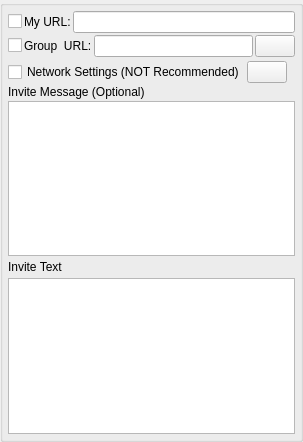
The window that nolimitgui/CommonSrc/Forms/AppletInviteCreate.ui (nolimitconnect/NoLimitConnect) describes before a commit, drawn with Qt 5.
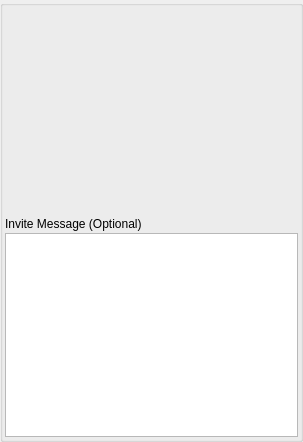
The same window after the commit. Custom widgets are drawn as their Qt base class.

Commit message: Work on Invite Create and Accept

```diff
--- a/nolimitgui/CommonSrc/Forms/AppletInviteCreate.ui
+++ b/nolimitgui/CommonSrc/Forms/AppletInviteCreate.ui
@@ -31,10 +31,7 @@
   <property name="windowTitle">
    <string>Create Invite</string>
   </property>
-  <layout class="QVBoxLayout" name="verticalLayout">
-   <property name="spacing">
-    <number>0</number>
-   </property>
+  <layout class="QGridLayout" name="gridLayout">
    <property name="leftMargin">
     <number>0</number>
    </property>
@@ -47,7 +44,10 @@
    <property name="bottomMargin">
     <number>0</number>
    </property>
-   <item>
+   <property name="spacing">
+    <number>0</number>
+   </property>
+   <item row="0" column="0">
     <widget class="QGroupBox" name="StyledDlgItemsBox">
      <property name="sizePolicy">
       <sizepolicy hsizetype="Expanding" vsizetype="Expanding">
@@ -69,116 +69,29 @@
        <number>2</number>
       </property>
       <property name="leftMargin">
-       <number>5</number>
+       <number>2</number>
       </property>
       <property name="topMargin">
-       <number>5</number>
+       <number>2</number>
       </property>
       <property name="rightMargin">
-       <number>5</number>
+       <number>2</number>
       </property>
       <property name="bottomMargin">
-       <number>5</number>
+       <number>2</number>
       </property>
       <item>
-       <layout class="QHBoxLayout" name="horizontalLayout_3">
-        <item>
-         <widget class="QCheckBox" name="m_MyUrlCheckBox">
-          <property name="text">
-           <string/>
-          </property>
-         </widget>
-        </item>
-        <item>
-         <widget class="QLabel" name="m_MyUrlLabel">
-          <property name="text">
-           <string>My URL:</string>
-          </property>
-         </widget>
-        </item>
-        <item>
-         <widget class="QLineEdit" name="m_MyUrlEdit">
-          <property name="enabled">
-           <bool>true</bool>
-          </property>
-         </widget>
-        </item>
-       </layout>
-      </item>
-      <item>
-       <layout class="QHBoxLayout" name="horizontalLayout_2">
-        <item>
-         <widget class="QCheckBox" name="m_GroupUrlCheckBox">
-          <property name="text">
-           <string/>
-          </property>
-         </widget>
-        </item>
-        <item>
-         <widget class="QLabel" name="m_GroupUrlLabel">
-          <property name="text">
-           <string>Group  URL:</string>
-          </property>
-         </widget>
-        </item>
-        <item>
-         <widget class="QLineEdit" name="m_GroupUrlEdit"/>
-        </item>
-        <item>
-         <widget class="VxPushButton" name="m_SelectGroupButton">
-          <property name="text">
-           <string/>
-          </property>
-         </widget>
-        </item>
-       </layout>
-      </item>
-      <item>
-       <spacer name="verticalSpacer">
-        <property name="orientation">
-         <enum>Qt::Orientation::Vertical</enum>
+       <widget class="InviteUrlWidget" name="m_InviteUrlWidget" native="true">
+        <property name="sizePolicy">
+         <sizepolicy hsizetype="Preferred" vsizetype="Expanding">
+          <horstretch>0</horstretch>
+          <verstretch>0</verstretch>
+         </sizepolicy>
         </property>
-        <property name="sizeType">
-         <enum>QSizePolicy::Policy::Fixed</enum>
-        </property>
-        <property name="sizeHint" stdset="0">
-         <size>
-          <width>20</width>
-          <height>2</height>
-         </size>
-        </property>
-       </spacer>
+       </widget>
       </item>
       <item>
-       <layout class="QHBoxLayout" name="horizontalLayout_4">
-        <item>
-         <widget class="QCheckBox" name="m_NetworkSettingsCheckBox">
-          <property name="text">
-           <string>Network Settings (NOT Recommended)</string>
-          </property>
-         </widget>
-        </item>
-        <item>
-         <widget class="VxPushButton" name="m_NetworkSettingsInfoButton">
-          <property name="text">
-           <string/>
-          </property>
-         </widget>
-        </item>
-        <item>
-         <spacer name="horizontalSpacer">
-          <property name="orientation">
-           <enum>Qt::Orientation::Horizontal</enum>
-          </property>
-          <property name="sizeHint" stdset="0">
-           <size>
-            <width>40</width>
-            <height>20</height>
-           </size>
-          </property>
-         </spacer>
-        </item>
-       </layout>
+       <widget class="ClipboardCopyWidget" name="m_ClipboardCopyWidget" native="true"/>
       </item>
       <item>
        <widget class="QLabel" name="label">
@@ -200,59 +113,24 @@
         </property>
        </widget>
       </item>
-      <item>
-       <spacer name="verticalSpacer_2">
-        <property name="orientation">
-         <enum>Qt::Orientation::Vertical</enum>
-        </property>
-        <property name="sizeType">
-         <enum>QSizePolicy::Policy::Fixed</enum>
-        </property>
-        <property name="sizeHint" stdset="0">
-         <size>
-          <width>20</width>
-          <height>2</height>
-         </size>
-        </property>
-       </spacer>
-      </item>
-      <item>
-       <widget class="QLabel" name="label_2">
-        <property name="text">
-         <string>Invite Text</string>
-        </property>
-       </widget>
-      </item>
-      <item>
-       <widget class="ClipboardCopyWidget" name="m_ClipboardCopyWidget" native="true"/>
-      </item>
-      <item>
-       <widget class="QPlainTextEdit" name="m_InviteTextEdit">
-        <property name="readOnly">
-         <bool>true</bool>
-        </property>
-        <property name="plainText">
-         <string notr="true"/>
-        </property>
-       </widget>
-      </item>
      </layout>
     </widget>
    </item>
   </layout>
  </widget>
  <customwidgets>
-  <customwidget>
-   <class>VxPushButton</class>
-   <extends>QPushButton</extends>
-   <header>VxPushButton.h</header>
-  </customwidget>
   <customwidget>
    <class>ClipboardCopyWidget</class>
    <extends>QWidget</extends>
    <header>ClipboardCopyWidget.h</header>
    <container>1</container>
   </customwidget>
+  <customwidget>
+   <class>InviteUrlWidget</class>
+   <extends>QWidget</extends>
+   <header>InviteUrlWidget.h</header>
+   <container>1</container>
+  </customwidget>
  </customwidgets>
  <resources/>
  <connections/>
```
The commit also changes 32 other files.
